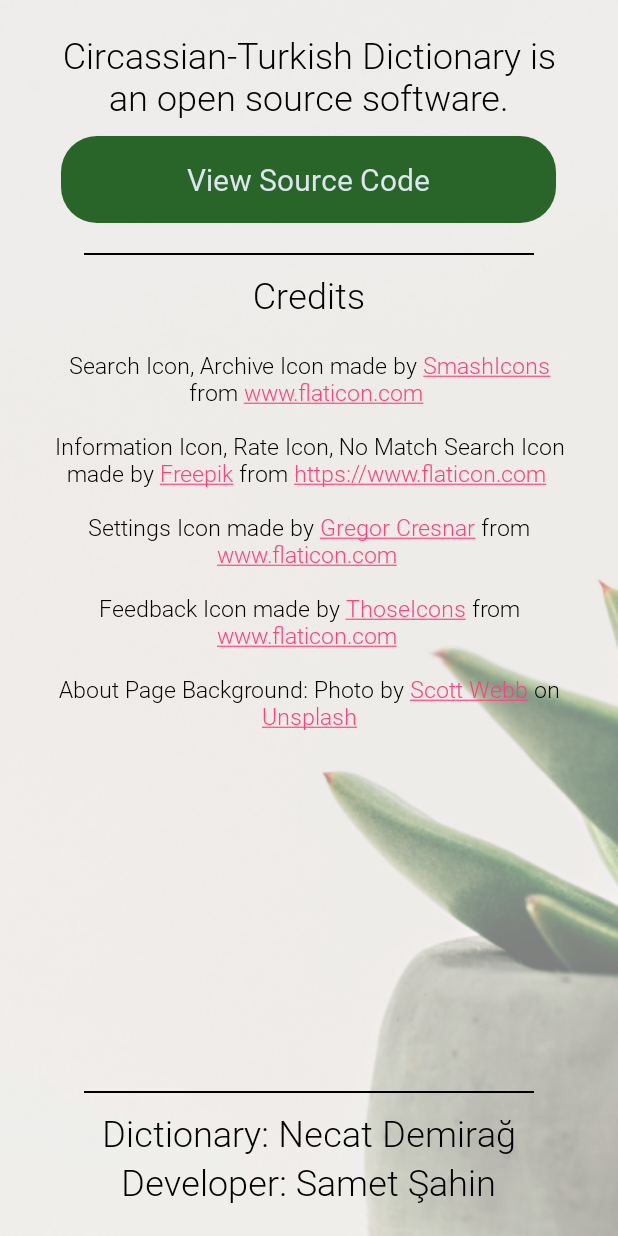
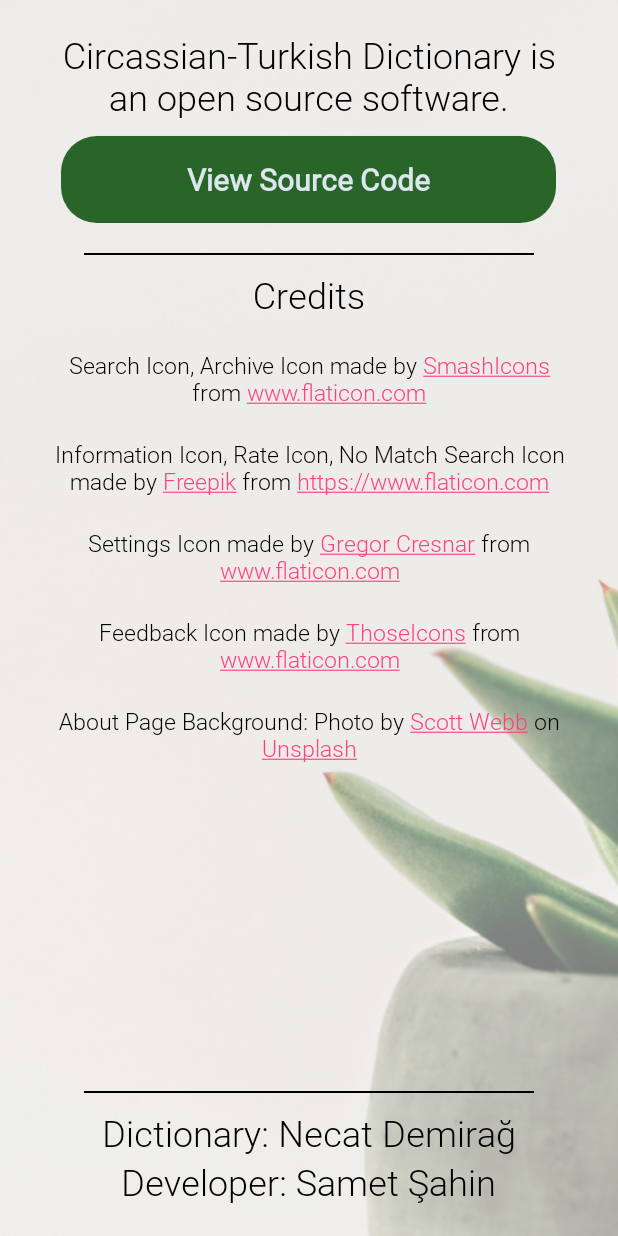
Before and after one commit to SametSahin10/turkish-circassian-dictionary, an Android app: the AboutActivity screen opened directly, with no data from a screen before it, on a phone screen of 412 x 824 dp. Run offline under Robolectric (Android 15) with nearby library versions, the phone set to English and light mode, and no system bars.

Commit message:
Minor UI changes

```diff
--- a/app/build.gradle
+++ b/app/build.gradle
@@ -6,7 +6,7 @@ android {
         applicationId "com.tur_cirdictionary.turkish_circassiandictionary"
         minSdkVersion 18
         targetSdkVersion 26
-        versionCode 2
+        versionCode 3
         versionName "1.0"
         testInstrumentationRunner "android.support.test.runner.AndroidJUnitRunner"
         vectorDrawables.useSupportLibrary = true
--- a/app/src/main/AndroidManifest.xml
+++ b/app/src/main/AndroidManifest.xml
@@ -35,10 +35,11 @@
             android:windowSoftInputMode="adjustPan">
             <intent-filter>
                 <action android:name="android.intent.action.MAIN"/>
-
                 <category android:name="android.intent.category.LAUNCHER"/>
             </intent-filter>
-
+            <intent-filter>
+                <action android:name="android.intent.action.VIEW"/>
+            </intent-filter>
             <meta-data
                 android:name="android.app.default_searchable"
                 android:value=".WordDetailActivity"/>
--- a/app/src/main/java/com/tur_cirdictionary/turkish_circassiandictionary/AboutActivity.java
+++ b/app/src/main/java/com/tur_cirdictionary/turkish_circassiandictionary/AboutActivity.java
@@ -14,7 +14,11 @@ public class AboutActivity extends AppCompatActivity {
     TextView tv_open_source_desc;
     Button btn_view_source_code;
     TextView tv_first_paragraph;
-    TextView tv_credits_content;
+    TextView tv_credits_content_one;
+    TextView tv_credits_content_two;
+    TextView tv_credits_content_three;
+    TextView tv_credits_content_four;
+    TextView tv_credits_content_five;
     Intent intent;
 
     @Override
@@ -37,8 +41,17 @@ public class AboutActivity extends AppCompatActivity {
             }
         });
 
-        tv_credits_content = findViewById(R.id.tv_credits_content);
-        tv_credits_content.setMovementMethod(LinkMovementMethod.getInstance());
+        tv_credits_content_one = findViewById(R.id.tv_credits_content_one);
+        tv_credits_content_two = findViewById(R.id.tv_credits_content_two);
+        tv_credits_content_three = findViewById(R.id.tv_credits_content_three);
+        tv_credits_content_four = findViewById(R.id.tv_credits_content_four);
+        tv_credits_content_five = findViewById(R.id.tv_credits_content_five);
+
+        tv_credits_content_one.setMovementMethod(LinkMovementMethod.getInstance());
+        tv_credits_content_two.setMovementMethod(LinkMovementMethod.getInstance());
+        tv_credits_content_three.setMovementMethod(LinkMovementMethod.getInstance());
+        tv_credits_content_four.setMovementMethod(LinkMovementMethod.getInstance());
+        tv_credits_content_five.setMovementMethod(LinkMovementMethod.getInstance());
 
         tv_first_paragraph = findViewById(R.id.tv_first_paragraph);
         tv_first_paragraph.setOnClickListener(new View.OnClickListener() {
--- a/app/src/main/res/layout/activity_about.xml
+++ b/app/src/main/res/layout/activity_about.xml
@@ -38,6 +38,7 @@
         android:fontFamily="@font/roboto_regular"
         android:textAllCaps="false"
         android:textColor="@color/mainActivityBackground"
+        android:textStyle="bold"
         android:textSize="20sp"
         android:text="@string/view_source_code"/>
 
@@ -67,8 +68,21 @@
             android:textSize="24sp"
             android:text="@string/title_credits"/>
 
+        <!--<TextView-->
+            <!--android:id="@+id/tv_credits_content"-->
+            <!--android:layout_width="wrap_content"-->
+            <!--android:layout_height="wrap_content"-->
+            <!--android:layout_gravity="center"-->
+            <!--android:layout_marginTop="20dp"-->
+            <!--android:linksClickable="true"-->
+            <!--android:fontFamily="@font/roboto_light"-->
+            <!--android:textAlignment="center"-->
+            <!--android:textColor="#000000"-->
+            <!--android:textSize="15sp"-->
+            <!--android:text="@string/credits"/>-->
+
         <TextView
-            android:id="@+id/tv_credits_content"
+            android:id="@+id/tv_credits_content_one"
             android:layout_width="wrap_content"
             android:layout_height="wrap_content"
             android:layout_gravity="center"
@@ -78,7 +92,59 @@
             android:textAlignment="center"
             android:textColor="#000000"
             android:textSize="15sp"
-            android:text="@string/credits"/>
+            android:text="@string/credits_content_one"/>
+
+        <TextView
+            android:id="@+id/tv_credits_content_two"
+            android:layout_width="wrap_content"
+            android:layout_height="wrap_content"
+            android:layout_gravity="center"
+            android:layout_marginTop="20dp"
+            android:linksClickable="true"
+            android:fontFamily="@font/roboto_light"
+            android:textAlignment="center"
+            android:textColor="#000000"
+            android:textSize="15sp"
+            android:text="@string/credits_content_two"/>
+
+        <TextView
+            android:id="@+id/tv_credits_content_three"
+            android:layout_width="wrap_content"
+            android:layout_height="wrap_content"
+            android:layout_gravity="center"
+            android:layout_marginTop="20dp"
+            android:linksClickable="true"
+            android:fontFamily="@font/roboto_light"
+            android:textAlignment="center"
+            android:textColor="#000000"
+            android:textSize="15sp"
+            android:text="@string/credits_content_three"/>
+
+        <TextView
+            android:id="@+id/tv_credits_content_four"
+            android:layout_width="wrap_content"
+            android:layout_height="wrap_content"
+            android:layout_gravity="center"
+            android:layout_marginTop="20dp"
+            android:linksClickable="true"
+            android:fontFamily="@font/roboto_light"
+            android:textAlignment="center"
+            android:textColor="#000000"
+            android:textSize="15sp"
+            android:text="@string/credits_content_four"/>
+
+        <TextView
+            android:id="@+id/tv_credits_content_five"
+            android:layout_width="wrap_content"
+            android:layout_height="wrap_content"
+            android:layout_gravity="center"
+            android:layout_marginTop="20dp"
+            android:linksClickable="true"
+            android:fontFamily="@font/roboto_light"
+            android:textAlignment="center"
+            android:textColor="#000000"
+            android:textSize="15sp"
+            android:text="@string/credits_content_five"/>
 
     </LinearLayout>
 
--- a/app/src/main/res/layout/activity_archive.xml
+++ b/app/src/main/res/layout/activity_archive.xml
@@ -1,6 +1,5 @@
 <?xml version="1.0" encoding="utf-8"?>
 <android.widget.RelativeLayout xmlns:android="http://schemas.android.com/apk/res/android"
-    xmlns:app="http://schemas.android.com/apk/res-auto"
     xmlns:tools="http://schemas.android.com/tools"
     android:layout_width="match_parent"
     android:layout_height="match_parent"
@@ -27,7 +26,8 @@
                 android:layout_marginRight="20dp"
                 android:layout_weight="1"
                 android:fontFamily="@font/roboto_light"
-                android:textColor="#FFFFFF"
+                android:textColor="@color/mainActivityBackground"
+                android:textStyle="bold"
                 android:textSize="24sp"
                 android:text="@string/listing_option_circassian"/>
 
@@ -45,7 +45,8 @@
                 android:layout_marginLeft="17dp"
                 android:layout_weight="1"
                 android:fontFamily="@font/roboto_light"
-                android:textColor="#FFFFFF"
+                android:textColor="@color/mainActivityBackground"
+                android:textStyle="bold"
                 android:textSize="24sp"
                 android:text="@string/listing_option_turkish"/>
 
--- a/app/src/main/res/layout/activity_word_detail.xml
+++ b/app/src/main/res/layout/activity_word_detail.xml
@@ -66,6 +66,7 @@
         android:fontFamily="@font/roboto_regular"
         android:textAllCaps="false"
         android:textColor="@color/mainActivityBackground"
+        android:textStyle="bold"
         android:textSize="20sp"
         android:text="@string/btn_search_another_word" />
 
--- a/app/src/main/res/values/strings.xml
+++ b/app/src/main/res/values/strings.xml
@@ -11,6 +11,11 @@
         \n\nSettings Icon made by <a href="https://www.flaticon.com/authors/gregor-cresnar">Gregor Cresnar</a> from <a href="https://www.flaticon.com">www.flaticon.com</a>
         \n\nFeedback Icon made by <a href="https://www.flaticon.com/authors/those-icons">ThoseIcons</a> from <a href="https://www.flaticon.com">www.flaticon.com</a>
         \n\nAbout Page Background: Photo by <a href="https://unsplash.com/@scottwebb">Scott Webb</a> on <a href="https://unsplash.com">Unsplash</a></string>
+    <string name="credits_content_one">Search Icon, Archive Icon made by <a href="https://www.flaticon.com/authors/smashicons">SmashIcons</a> from <a href="https://www.flaticon.com">www.flaticon.com</a></string>
+    <string name="credits_content_two">Information Icon, Rate Icon, No Match Search Icon made by <a href="https://www.freepik.com/">Freepik</a> from <a href="https://www.flaticon.com">https://www.flaticon.com</a></string>
+    <string name="credits_content_three">Settings Icon made by <a href="https://www.flaticon.com/authors/gregor-cresnar">Gregor Cresnar</a> from <a href="https://www.flaticon.com">www.flaticon.com</a></string>
+    <string name="credits_content_four">Feedback Icon made by <a href="https://www.flaticon.com/authors/those-icons">ThoseIcons</a> from <a href="https://www.flaticon.com">www.flaticon.com</a></string>
+    <string name="credits_content_five">About Page Background: Photo by <a href="https://unsplash.com/@scottwebb">Scott Webb</a> on <a href="https://unsplash.com">Unsplash</a></string>
     <string name="view_source_code">View Source Code</string>
     <string name="title_credits">Credits</string>
     <string name="name_dictionary_provider">Dictionary: Necat Demirağ</string>
```
Also changed, not shown: 3 other files.
